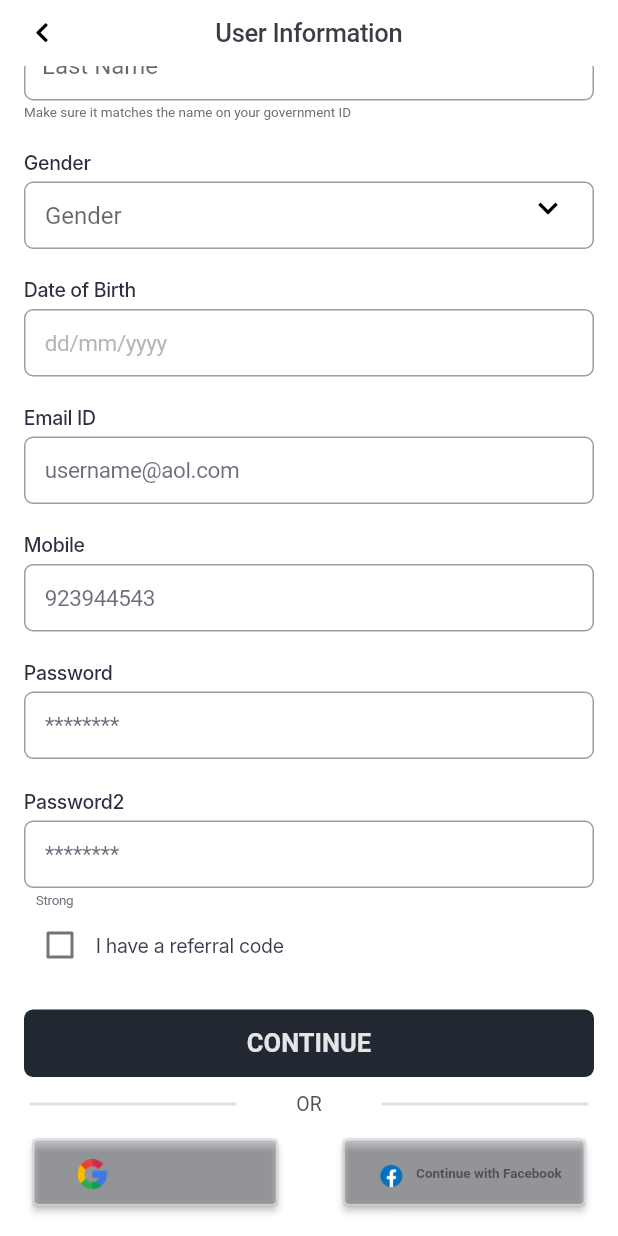
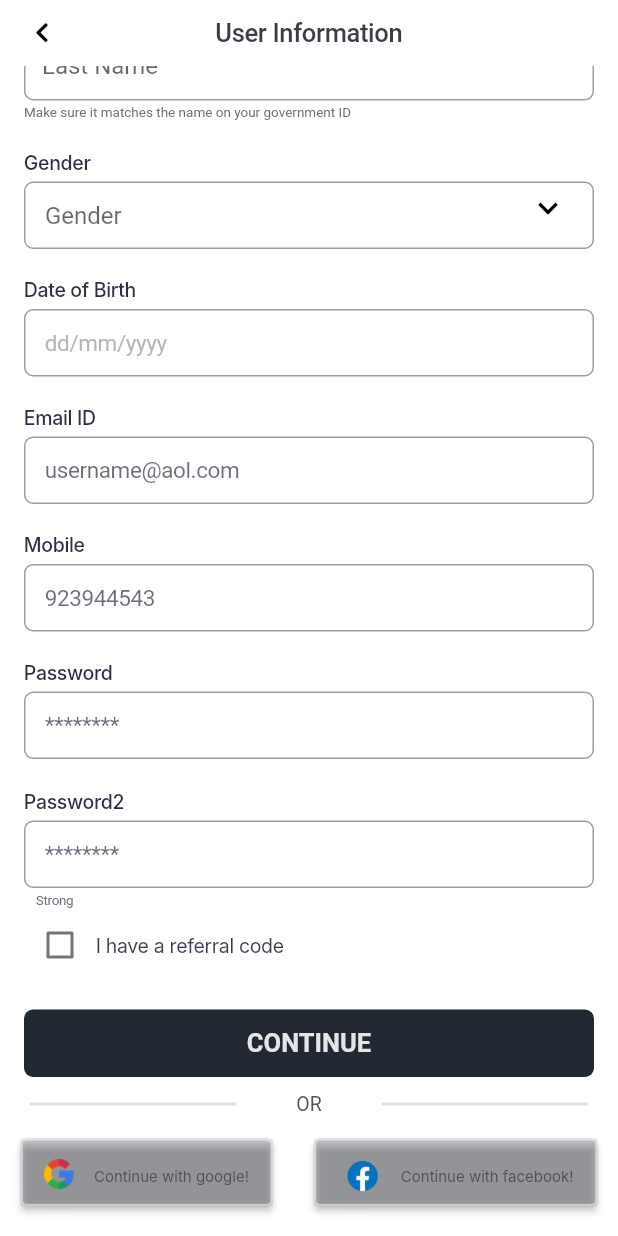
Before and after one commit to RafikSiddique/readyplates, a Flutter app: the SignupPage screen opened by its route, scrolled down 87 dp, on a phone screen of 412 x 824 dp. Run offline on Flutter 3.47's test engine with Material 2 defaults, Android fonts, the phone set to English and light mode, and no system bars; our stand-ins replace font_awesome_flutter, form_field_validator, image_picker, otp_text_field; accounts and stored records are empty; network calls fail; Roboto replaces fonts that are missing (Inter, Inter-Regular, Poppins).

Commit message:
signup button chagne

```diff
--- a/lib/main.dart
+++ b/lib/main.dart
@@ -21,7 +21,9 @@ class MyApp extends StatelessWidget {
       title: 'Flutter Demo',
       theme: ThemeData(),
       debugShowCheckedModeBanner: false,
+
       initialRoute: "/onbording",
+
       routes: {
         "/onbording": (context) => OnbordingPage(),
         "/loginpage": (context) => LoginPage(),
@@ -32,6 +34,7 @@ class MyApp extends StatelessWidget {
         "/loginotp": (context) => LoginotpScreen(),
         "/otp": (context) => OtpPage(),
       },
+
     );
   }
 }
--- a/lib/pages/loginpage.dart
+++ b/lib/pages/loginpage.dart
@@ -1,3 +1,6 @@
+// ignore_for_file: unnecessary_null_comparison
+
+
 import 'dart:ui';
 import 'package:flutter/material.dart';
 import 'package:form_field_validator/form_field_validator.dart';
@@ -72,6 +75,8 @@ class _LoginPageState extends State<LoginPage> {
       },
     );
     print('object1');
+
+
     setState(() {
       if (response.statusCode == 200) {
         Map resp = json.decode(response.body);
@@ -81,6 +86,7 @@ class _LoginPageState extends State<LoginPage> {
          print(response.body);
       }
 
+
       else if (response.statusCode == 401) {
         final snackBar = SnackBar(
             content: Text(
@@ -89,12 +95,11 @@ class _LoginPageState extends State<LoginPage> {
         ));
         ScaffoldMessenger.of(context).showSnackBar(snackBar);
       }
+ else {
+
+   throw Exception('Failed to create User.');
 
 
-
-      else {
-     //////////print(response.body);
-        throw Exception('Failed to create User.');
       }
     });
   }
@@ -344,8 +349,13 @@ class _LoginPageState extends State<LoginPage> {
 
 
 
-Navigator.pushNamed(context, MyRoutes.LoginotpScreen);
-                                                                                           }                      ,
+
+                        Navigator.pushNamed(context, MyRoutes.LoginotpScreen);
+
+
+
+
+                                                                                                                                                  }                      ,
                         child: Container(
                           width: MediaQuery.of(context).size.width,
                           margin: EdgeInsets.only(left: 16,right: 16),
--- a/lib/src/login/signuppage.dart
+++ b/lib/src/login/signuppage.dart
@@ -797,7 +797,7 @@ final Signup? u = await onboardingapi1( email1,
                 mainAxisAlignment: MainAxisAlignment.spaceAround,
                 children: [
                   Container(
-                    width: 164,
+                    //width: 164,
                     height: 45,
                     color: Color(0xffF2F2F4),
                     child: ElevatedButton(
@@ -821,14 +821,14 @@ final Signup? u = await onboardingapi1( email1,
                                   ),
 
                           Padding(
-                            padding: const EdgeInsets.only(top: 17),
+                            padding: const EdgeInsets.only(top: 19,left: 4),
                             child: Text("Continue with google!",
                                 style:
                                     TextStyle(
                                        fontSize: 10,
                                 fontFamily: 'Inter',
                                 fontStyle: FontStyle.normal,
-                                fontWeight: FontWeight.normal,
+                                fontWeight: FontWeight.w400,
                                  color: Color(0xff505056),
 
                             )),
@@ -853,37 +853,39 @@ final Signup? u = await onboardingapi1( email1,
                             color: Color.fromRGBO(255, 255, 255, 0.5)),
                       ),
                       onPressed: () {},
-                      child:  Wrap(
+                      child: Wrap(
                         children: <Widget>[
-                         Center(
-                           child: Padding(
+                         Padding(
                                     padding: const EdgeInsets.only(
-                                         ),
+                                        top: 10, bottom: 10, right: 9),
                                     child: Container(
-                                 height: 50,
-                                 width: 33,
+
                     child: Image.asset(
-                                     "assets/images/fb.png")),
-                           ),
+                  "assets/images/fbb.png",height: 30,width: 33,fit: BoxFit.cover)),
                                   ),
 
                           Padding(
-                            padding: const EdgeInsets.only(top: 18),
-                            child: Text("Continue with Facebook",
+                            padding: const EdgeInsets.only(top: 19,),
+                            child: Text("Continue with facebook!",
                                 style:
                                     TextStyle(
+                                       fontSize: 10,
+                                fontFamily: 'Inter',
+                                fontStyle: FontStyle.normal,
+                                fontWeight: FontWeight.w400,
+                                 color: Color(0xff505056),
 
-                                       fontSize: 9,
-                                fontFamily: 'Inter-Regular',
-                                fontStyle: FontStyle.normal,
-                                fontWeight: FontWeight.w600,
-                                color: Color(0xff505056),
                             )),
                           ),
                         ],
                       ),
                     ),
                   ),
+
+
+//
+
+
                 ],
               ),
               SizedBox(height: 20),
```
Also changed, not shown: assets/images/fbb.png (added). Lines whose indentation alone changed are shown as unchanged.
